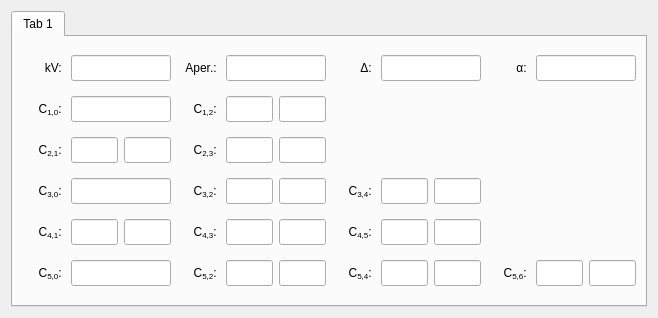
The window that src/gui/dialogs/settings/frames/fullaberrationframe.ui (JJPPeters/clTEM) describes before a commit, drawn with Qt 5.
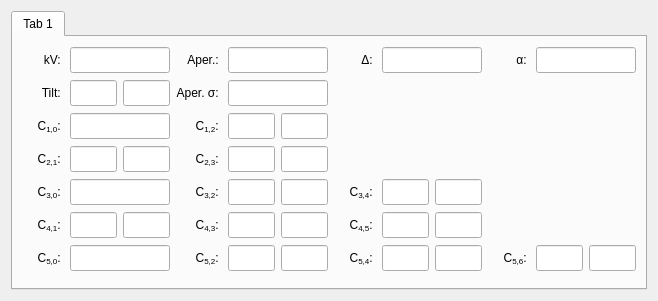
The same window after the commit. Custom widgets are drawn as their Qt base class.

Commit message: Added beam tilt and aperture smoothing to ui

```diff
--- a/src/gui/dialogs/settings/frames/fullaberrationframe.ui
+++ b/src/gui/dialogs/settings/frames/fullaberrationframe.ui
@@ -7,7 +7,7 @@
     <x>0</x>
     <y>0</y>
     <width>658</width>
-    <height>318</height>
+    <height>301</height>
    </rect>
   </property>
   <property name="windowTitle">
@@ -24,6 +24,44 @@
        <string>Tab 1</string>
       </attribute>
       <layout class="QGridLayout" name="gridLayout">
+       <item row="3" column="4">
+        <widget class="EditUnitsBox" name="edtC23Mag">
+         <property name="minimumSize">
+          <size>
+           <width>0</width>
+           <height>26</height>
+          </size>
+         </property>
+         <property name="maximumSize">
+          <size>
+           <width>47</width>
+           <height>16777215</height>
+          </size>
+         </property>
+         <property name="text">
+          <string/>
+         </property>
+        </widget>
+       </item>
+       <item row="2" column="1" colspan="2">
+        <widget class="EditUnitsBox" name="edtC10">
+         <property name="minimumSize">
+          <size>
+           <width>0</width>
+           <height>26</height>
+          </size>
+         </property>
+         <property name="maximumSize">
+          <size>
+           <width>100</width>
+           <height>16777215</height>
+          </size>
+         </property>
+         <property name="text">
+          <string/>
+         </property>
+        </widget>
+       </item>
        <item row="0" column="0">
         <widget class="QLabel" name="label_1">
          <property name="text">
@@ -34,25 +72,6 @@
          </property>
         </widget>
        </item>
-       <item row="0" column="1" colspan="2">
-        <widget class="EditUnitsBox" name="edtVoltage">
-         <property name="minimumSize">
-          <size>
-           <width>100</width>
-           <height>26</height>
-          </size>
-         </property>
-         <property name="maximumSize">
-          <size>
-           <width>100</width>
-           <height>16777215</height>
-          </size>
-         </property>
-         <property name="text">
-          <string/>
-         </property>
-        </widget>
-       </item>
        <item row="0" column="3">
         <widget class="QLabel" name="label_3">
          <property name="text">
@@ -63,25 +82,6 @@
          </property>
         </widget>
        </item>
-       <item row="0" column="4" colspan="2">
-        <widget class="EditUnitsBox" name="edtAperture">
-         <property name="minimumSize">
-          <size>
-           <width>100</width>
-           <height>26</height>
-          </size>
-         </property>
-         <property name="maximumSize">
-          <size>
-           <width>100</width>
-           <height>16777215</height>
-          </size>
-         </property>
-         <property name="text">
-          <string/>
-         </property>
-        </widget>
-       </item>
        <item row="0" column="6">
         <widget class="QLabel" name="label_4">
          <property name="text">
@@ -111,16 +111,54 @@
          </property>
         </widget>
        </item>
-       <item row="0" column="9">
-        <widget class="QLabel" name="label_5">
+       <item row="0" column="4" colspan="2">
+        <widget class="EditUnitsBox" name="edtAperture">
+         <property name="minimumSize">
+          <size>
+           <width>100</width>
+           <height>26</height>
+          </size>
+         </property>
+         <property name="maximumSize">
+          <size>
+           <width>100</width>
+           <height>16777215</height>
+          </size>
+         </property>
          <property name="text">
-          <string>α: </string>
+          <string/>
+         </property>
+        </widget>
+       </item>
+       <item row="2" column="3">
+        <widget class="QLabel" name="label_6">
+         <property name="text">
+          <string>C&lt;sub&gt;1,2&lt;/sub&gt;: </string>
          </property>
          <property name="alignment">
           <set>Qt::AlignRight|Qt::AlignTrailing|Qt::AlignVCenter</set>
          </property>
         </widget>
        </item>
+       <item row="3" column="1">
+        <widget class="EditUnitsBox" name="edtC21Mag">
+         <property name="minimumSize">
+          <size>
+           <width>0</width>
+           <height>26</height>
+          </size>
+         </property>
+         <property name="maximumSize">
+          <size>
+           <width>47</width>
+           <height>16777215</height>
+          </size>
+         </property>
+         <property name="text">
+          <string/>
+         </property>
+        </widget>
+       </item>
        <item row="0" column="10" colspan="2">
         <widget class="EditUnitsBox" name="edtConverge">
          <property name="minimumSize">
@@ -140,7 +178,7 @@
          </property>
         </widget>
        </item>
-       <item row="1" column="0">
+       <item row="2" column="0">
         <widget class="QLabel" name="label_2">
          <property name="text">
           <string>C&lt;sub&gt;1,0&lt;/sub&gt;: </string>
@@ -150,11 +188,21 @@
          </property>
         </widget>
        </item>
-       <item row="1" column="1" colspan="2">
-        <widget class="EditUnitsBox" name="edtC10">
+       <item row="0" column="9">
+        <widget class="QLabel" name="label_5">
+         <property name="text">
+          <string>α: </string>
+         </property>
+         <property name="alignment">
+          <set>Qt::AlignRight|Qt::AlignTrailing|Qt::AlignVCenter</set>
+         </property>
+        </widget>
+       </item>
+       <item row="0" column="1" colspan="2">
+        <widget class="EditUnitsBox" name="edtVoltage">
          <property name="minimumSize">
           <size>
-           <width>0</width>
+           <width>100</width>
            <height>26</height>
           </size>
          </property>
@@ -169,17 +217,7 @@
          </property>
         </widget>
        </item>
-       <item row="1" column="3">
-        <widget class="QLabel" name="label_6">
-         <property name="text">
-          <string>C&lt;sub&gt;1,2&lt;/sub&gt;: </string>
-         </property>
-         <property name="alignment">
-          <set>Qt::AlignRight|Qt::AlignTrailing|Qt::AlignVCenter</set>
-         </property>
-        </widget>
-       </item>
-       <item row="1" column="4">
+       <item row="2" column="4">
         <widget class="EditUnitsBox" name="edtC12Mag">
          <property name="minimumSize">
           <size>
@@ -198,7 +236,7 @@
          </property>
         </widget>
        </item>
-       <item row="1" column="5">
+       <item row="2" column="5">
         <widget class="EditUnitsBox" name="edtC12Ang">
          <property name="minimumSize">
           <size>
@@ -217,36 +255,7 @@
          </property>
         </widget>
        </item>
-       <item row="2" column="0">
-        <widget class="QLabel" name="label_11">
-         <property name="text">
-          <string>C&lt;sub&gt;2,1&lt;/sub&gt;: </string>
-         </property>
-         <property name="alignment">
-          <set>Qt::AlignRight|Qt::AlignTrailing|Qt::AlignVCenter</set>
-         </property>
-        </widget>
-       </item>
-       <item row="2" column="1">
-        <widget class="EditUnitsBox" name="edtC21Mag">
-         <property name="minimumSize">
-          <size>
-           <width>0</width>
-           <height>26</height>
-          </size>
-         </property>
-         <property name="maximumSize">
-          <size>
-           <width>47</width>
-           <height>16777215</height>
-          </size>
-         </property>
-         <property name="text">
-          <string/>
-         </property>
-        </widget>
-       </item>
-       <item row="2" column="2">
+       <item row="3" column="2">
         <widget class="EditUnitsBox" name="edtC21Ang">
          <property name="minimumSize">
           <size>
@@ -265,7 +274,7 @@
          </property>
         </widget>
        </item>
-       <item row="2" column="3">
+       <item row="3" column="3">
         <widget class="QLabel" name="label_7">
          <property name="text">
           <string>C&lt;sub&gt;2,3&lt;/sub&gt;: </string>
@@ -275,104 +284,18 @@
          </property>
         </widget>
        </item>
-       <item row="2" column="4">
-        <widget class="EditUnitsBox" name="edtC23Mag">
-         <property name="minimumSize">
-          <size>
-           <width>0</width>
-           <height>26</height>
-          </size>
-         </property>
-         <property name="maximumSize">
-          <size>
-           <width>47</width>
-           <height>16777215</height>
-          </size>
-         </property>
-         <property name="text">
-          <string/>
-         </property>
-        </widget>
-       </item>
-       <item row="2" column="5">
-        <widget class="EditUnitsBox" name="edtC23Ang">
-         <property name="minimumSize">
-          <size>
-           <width>0</width>
-           <height>26</height>
-          </size>
-         </property>
-         <property name="maximumSize">
-          <size>
-           <width>47</width>
-           <height>16777215</height>
-          </size>
-         </property>
-         <property name="text">
-          <string/>
-         </property>
-        </widget>
-       </item>
        <item row="3" column="0">
-        <widget class="QLabel" name="label_12">
+        <widget class="QLabel" name="label_11">
          <property name="text">
-          <string>C&lt;sub&gt;3,0&lt;/sub&gt;: </string>
+          <string>C&lt;sub&gt;2,1&lt;/sub&gt;: </string>
          </property>
          <property name="alignment">
           <set>Qt::AlignRight|Qt::AlignTrailing|Qt::AlignVCenter</set>
          </property>
         </widget>
        </item>
-       <item row="3" column="1" colspan="2">
-        <widget class="EditUnitsBox" name="edtC30">
-         <property name="minimumSize">
-          <size>
-           <width>0</width>
-           <height>26</height>
-          </size>
-         </property>
-         <property name="maximumSize">
-          <size>
-           <width>100</width>
-           <height>16777215</height>
-          </size>
-         </property>
-         <property name="text">
-          <string/>
-         </property>
-        </widget>
-       </item>
-       <item row="3" column="3">
-        <widget class="QLabel" name="label_8">
-         <property name="text">
-          <string>C&lt;sub&gt;3,2&lt;/sub&gt;: </string>
-         </property>
-         <property name="alignment">
-          <set>Qt::AlignRight|Qt::AlignTrailing|Qt::AlignVCenter</set>
-         </property>
-        </widget>
-       </item>
-       <item row="3" column="4">
-        <widget class="EditUnitsBox" name="edtC32Mag">
-         <property name="minimumSize">
-          <size>
-           <width>0</width>
-           <height>26</height>
-          </size>
-         </property>
-         <property name="maximumSize">
-          <size>
-           <width>47</width>
-           <height>16777215</height>
-          </size>
-         </property>
-         <property name="text">
-          <string/>
-         </property>
-        </widget>
-       </item>
        <item row="3" column="5">
-        <widget class="EditUnitsBox" name="edtC32Ang">
+        <widget class="EditUnitsBox" name="edtC23Ang">
          <property name="minimumSize">
           <size>
            <width>0</width>
@@ -390,55 +313,7 @@
          </property>
         </widget>
        </item>
-       <item row="3" column="6">
-        <widget class="QLabel" name="label_17">
-         <property name="text">
-          <string>C&lt;sub&gt;3,4&lt;/sub&gt;: </string>
-         </property>
-         <property name="alignment">
-          <set>Qt::AlignRight|Qt::AlignTrailing|Qt::AlignVCenter</set>
-         </property>
-        </widget>
-       </item>
-       <item row="3" column="7">
-        <widget class="EditUnitsBox" name="edtC34Mag">
-         <property name="minimumSize">
-          <size>
-           <width>0</width>
-           <height>26</height>
-          </size>
-         </property>
-         <property name="maximumSize">
-          <size>
-           <width>47</width>
-           <height>16777215</height>
-          </size>
-         </property>
-         <property name="text">
-          <string/>
-         </property>
-        </widget>
-       </item>
-       <item row="3" column="8">
-        <widget class="EditUnitsBox" name="edtC34Ang">
-         <property name="minimumSize">
-          <size>
-           <width>0</width>
-           <height>26</height>
-          </size>
-         </property>
-         <property name="maximumSize">
-          <size>
-           <width>47</width>
-           <height>16777215</height>
-          </size>
-         </property>
-         <property name="text">
-          <string/>
-         </property>
-        </widget>
-       </item>
-       <item row="4" column="0">
+       <item row="5" column="0">
         <widget class="QLabel" name="label_13">
          <property name="text">
           <string>C&lt;sub&gt;4,1&lt;/sub&gt;: </string>
@@ -448,45 +323,7 @@
          </property>
         </widget>
        </item>
-       <item row="4" column="1">
-        <widget class="EditUnitsBox" name="edtC41Mag">
-         <property name="minimumSize">
-          <size>
-           <width>0</width>
-           <height>26</height>
-          </size>
-         </property>
-         <property name="maximumSize">
-          <size>
-           <width>47</width>
-           <height>16777215</height>
-          </size>
-         </property>
-         <property name="text">
-          <string/>
-         </property>
-        </widget>
-       </item>
-       <item row="4" column="2">
-        <widget class="EditUnitsBox" name="edtC41Ang">
-         <property name="minimumSize">
-          <size>
-           <width>0</width>
-           <height>26</height>
-          </size>
-         </property>
-         <property name="maximumSize">
-          <size>
-           <width>47</width>
-           <height>16777215</height>
-          </size>
-         </property>
-         <property name="text">
-          <string/>
-         </property>
-        </widget>
-       </item>
-       <item row="4" column="3">
+       <item row="5" column="3">
         <widget class="QLabel" name="label_9">
          <property name="text">
           <string>C&lt;sub&gt;4,3&lt;/sub&gt;: </string>
@@ -496,45 +333,7 @@
          </property>
         </widget>
        </item>
-       <item row="4" column="4">
-        <widget class="EditUnitsBox" name="edtC43Mag">
-         <property name="minimumSize">
-          <size>
-           <width>0</width>
-           <height>26</height>
-          </size>
-         </property>
-         <property name="maximumSize">
-          <size>
-           <width>47</width>
-           <height>16777215</height>
-          </size>
-         </property>
-         <property name="text">
-          <string/>
-         </property>
-        </widget>
-       </item>
-       <item row="4" column="5">
-        <widget class="EditUnitsBox" name="edtC43Ang">
-         <property name="minimumSize">
-          <size>
-           <width>0</width>
-           <height>26</height>
-          </size>
-         </property>
-         <property name="maximumSize">
-          <size>
-           <width>47</width>
-           <height>16777215</height>
-          </size>
-         </property>
-         <property name="text">
-          <string/>
-         </property>
-        </widget>
-       </item>
-       <item row="4" column="6">
+       <item row="5" column="6">
         <widget class="QLabel" name="label_16">
          <property name="text">
           <string>C&lt;sub&gt;4,5&lt;/sub&gt;: </string>
@@ -544,8 +343,8 @@
          </property>
         </widget>
        </item>
-       <item row="4" column="7">
-        <widget class="EditUnitsBox" name="edtC45Mag">
+       <item row="6" column="5">
+        <widget class="EditUnitsBox" name="edtC52Ang">
          <property name="minimumSize">
           <size>
            <width>0</width>
@@ -563,8 +362,8 @@
          </property>
         </widget>
        </item>
-       <item row="4" column="8">
-        <widget class="EditUnitsBox" name="edtC45Ang">
+       <item row="4" column="4">
+        <widget class="EditUnitsBox" name="edtC32Mag">
          <property name="minimumSize">
           <size>
            <width>0</width>
@@ -582,18 +381,8 @@
          </property>
         </widget>
        </item>
-       <item row="5" column="0">
-        <widget class="QLabel" name="label_14">
-         <property name="text">
-          <string>C&lt;sub&gt;5,0&lt;/sub&gt;: </string>
-         </property>
-         <property name="alignment">
-          <set>Qt::AlignRight|Qt::AlignTrailing|Qt::AlignVCenter</set>
-         </property>
-        </widget>
-       </item>
-       <item row="5" column="1" colspan="2">
-        <widget class="EditUnitsBox" name="edtC50">
+       <item row="6" column="7">
+        <widget class="EditUnitsBox" name="edtC54Mag">
          <property name="minimumSize">
           <size>
            <width>0</width>
@@ -602,7 +391,7 @@
          </property>
          <property name="maximumSize">
           <size>
-           <width>100</width>
+           <width>47</width>
            <height>16777215</height>
           </size>
          </property>
@@ -611,7 +400,7 @@
          </property>
         </widget>
        </item>
-       <item row="5" column="3">
+       <item row="6" column="3">
         <widget class="QLabel" name="label_10">
          <property name="text">
           <string>C&lt;sub&gt;5,2&lt;/sub&gt;: </string>
@@ -621,8 +410,142 @@
          </property>
         </widget>
        </item>
+       <item row="6" column="9">
+        <widget class="QLabel" name="label_18">
+         <property name="text">
+          <string>C&lt;sub&gt;5,6&lt;/sub&gt;: </string>
+         </property>
+         <property name="alignment">
+          <set>Qt::AlignRight|Qt::AlignTrailing|Qt::AlignVCenter</set>
+         </property>
+        </widget>
+       </item>
+       <item row="5" column="7">
+        <widget class="EditUnitsBox" name="edtC45Mag">
+         <property name="minimumSize">
+          <size>
+           <width>0</width>
+           <height>26</height>
+          </size>
+         </property>
+         <property name="maximumSize">
+          <size>
+           <width>47</width>
+           <height>16777215</height>
+          </size>
+         </property>
+         <property name="text">
+          <string/>
+         </property>
+        </widget>
+       </item>
+       <item row="6" column="10">
+        <widget class="EditUnitsBox" name="edtC56Mag">
+         <property name="minimumSize">
+          <size>
+           <width>0</width>
+           <height>26</height>
+          </size>
+         </property>
+         <property name="maximumSize">
+          <size>
+           <width>47</width>
+           <height>16777215</height>
+          </size>
+         </property>
+         <property name="text">
+          <string/>
+         </property>
+        </widget>
+       </item>
+       <item row="6" column="11">
+        <widget class="EditUnitsBox" name="edtC56Ang">
+         <property name="minimumSize">
+          <size>
+           <width>0</width>
+           <height>26</height>
+          </size>
+         </property>
+         <property name="maximumSize">
+          <size>
+           <width>47</width>
+           <height>16777215</height>
+          </size>
+         </property>
+         <property name="text">
+          <string/>
+         </property>
+        </widget>
+       </item>
+       <item row="4" column="1" colspan="2">
+        <widget class="EditUnitsBox" name="edtC30">
+         <property name="minimumSize">
+          <size>
+           <width>0</width>
+           <height>26</height>
+          </size>
+         </property>
+         <property name="maximumSize">
+          <size>
+           <width>100</width>
+           <height>16777215</height>
+          </size>
+         </property>
+         <property name="text">
+          <string/>
+         </property>
+        </widget>
+       </item>
+       <item row="4" column="8">
+        <widget class="EditUnitsBox" name="edtC34Ang">
+         <property name="minimumSize">
+          <size>
+           <width>0</width>
+           <height>26</height>
+          </size>
+         </property>
+         <property name="maximumSize">
+          <size>
+           <width>47</width>
+           <height>16777215</height>
+          </size>
+         </property>
+         <property name="text">
+          <string/>
+         </property>
+        </widget>
+       </item>
+       <item row="5" column="2">
+        <widget class="EditUnitsBox" name="edtC41Ang">
+         <property name="minimumSize">
+          <size>
+           <width>0</width>
+           <height>26</height>
+          </size>
+         </property>
+         <property name="maximumSize">
+          <size>
+           <width>47</width>
+           <height>16777215</height>
+          </size>
+         </property>
+         <property name="text">
+          <string/>
+         </property>
+        </widget>
+       </item>
+       <item row="4" column="0">
+        <widget class="QLabel" name="label_12">
+         <property name="text">
+          <string>C&lt;sub&gt;3,0&lt;/sub&gt;: </string>
+         </property>
+         <property name="alignment">
+          <set>Qt::AlignRight|Qt::AlignTrailing|Qt::AlignVCenter</set>
+         </property>
+        </widget>
+       </item>
        <item row="5" column="4">
-        <widget class="EditUnitsBox" name="edtC52Mag">
+        <widget class="EditUnitsBox" name="edtC43Mag">
          <property name="minimumSize">
           <size>
            <width>0</width>
@@ -641,7 +564,7 @@
         </widget>
        </item>
        <item row="5" column="5">
-        <widget class="EditUnitsBox" name="edtC52Ang">
+        <widget class="EditUnitsBox" name="edtC43Ang">
          <property name="minimumSize">
           <size>
            <width>0</width>
@@ -659,7 +582,7 @@
          </property>
         </widget>
        </item>
-       <item row="5" column="6">
+       <item row="6" column="6">
         <widget class="QLabel" name="label_15">
          <property name="text">
           <string>C&lt;sub&gt;5,4&lt;/sub&gt;: </string>
@@ -669,8 +592,8 @@
          </property>
         </widget>
        </item>
-       <item row="5" column="7">
-        <widget class="EditUnitsBox" name="edtC54Mag">
+       <item row="5" column="1">
+        <widget class="EditUnitsBox" name="edtC41Mag">
          <property name="minimumSize">
           <size>
            <width>0</width>
@@ -688,7 +611,17 @@
          </property>
         </widget>
        </item>
-       <item row="5" column="8">
+       <item row="6" column="0">
+        <widget class="QLabel" name="label_14">
+         <property name="text">
+          <string>C&lt;sub&gt;5,0&lt;/sub&gt;: </string>
+         </property>
+         <property name="alignment">
+          <set>Qt::AlignRight|Qt::AlignTrailing|Qt::AlignVCenter</set>
+         </property>
+        </widget>
+       </item>
+       <item row="6" column="8">
         <widget class="EditUnitsBox" name="edtC54Ang">
          <property name="minimumSize">
           <size>
@@ -707,18 +640,18 @@
          </property>
         </widget>
        </item>
-       <item row="5" column="9">
-        <widget class="QLabel" name="label_18">
+       <item row="4" column="3">
+        <widget class="QLabel" name="label_8">
          <property name="text">
-          <string>C&lt;sub&gt;5,6&lt;/sub&gt;: </string>
+          <string>C&lt;sub&gt;3,2&lt;/sub&gt;: </string>
          </property>
          <property name="alignment">
           <set>Qt::AlignRight|Qt::AlignTrailing|Qt::AlignVCenter</set>
          </property>
         </widget>
        </item>
-       <item row="5" column="10">
-        <widget class="EditUnitsBox" name="edtC56Mag">
+       <item row="4" column="5">
+        <widget class="EditUnitsBox" name="edtC32Ang">
          <property name="minimumSize">
           <size>
            <width>0</width>
@@ -736,8 +669,8 @@
          </property>
         </widget>
        </item>
-       <item row="5" column="11">
-        <widget class="EditUnitsBox" name="edtC56Ang">
+       <item row="6" column="1" colspan="2">
+        <widget class="EditUnitsBox" name="edtC50">
          <property name="minimumSize">
           <size>
            <width>0</width>
@@ -746,6 +679,35 @@
          </property>
          <property name="maximumSize">
           <size>
+           <width>100</width>
+           <height>16777215</height>
+          </size>
+         </property>
+         <property name="text">
+          <string/>
+         </property>
+        </widget>
+       </item>
+       <item row="4" column="6">
+        <widget class="QLabel" name="label_17">
+         <property name="text">
+          <string>C&lt;sub&gt;3,4&lt;/sub&gt;: </string>
+         </property>
+         <property name="alignment">
+          <set>Qt::AlignRight|Qt::AlignTrailing|Qt::AlignVCenter</set>
+         </property>
+        </widget>
+       </item>
+       <item row="6" column="4">
+        <widget class="EditUnitsBox" name="edtC52Mag">
+         <property name="minimumSize">
+          <size>
+           <width>0</width>
+           <height>26</height>
+          </size>
+         </property>
+         <property name="maximumSize">
+          <size>
            <width>47</width>
            <height>16777215</height>
           </size>
@@ -755,6 +717,121 @@
          </property>
         </widget>
        </item>
+       <item row="4" column="7">
+        <widget class="EditUnitsBox" name="edtC34Mag">
+         <property name="minimumSize">
+          <size>
+           <width>0</width>
+           <height>26</height>
+          </size>
+         </property>
+         <property name="maximumSize">
+          <size>
+           <width>47</width>
+           <height>16777215</height>
+          </size>
+         </property>
+         <property name="text">
+          <string/>
+         </property>
+        </widget>
+       </item>
+       <item row="5" column="8">
+        <widget class="EditUnitsBox" name="edtC45Ang">
+         <property name="minimumSize">
+          <size>
+           <width>0</width>
+           <height>26</height>
+          </size>
+         </property>
+         <property name="maximumSize">
+          <size>
+           <width>47</width>
+           <height>16777215</height>
+          </size>
+         </property>
+         <property name="text">
+          <string/>
+         </property>
+        </widget>
+       </item>
+       <item row="1" column="4" colspan="2">
+        <widget class="EditUnitsBox" name="edtApertureSmooth">
+         <property name="minimumSize">
+          <size>
+           <width>100</width>
+           <height>26</height>
+          </size>
+         </property>
+         <property name="maximumSize">
+          <size>
+           <width>100</width>
+           <height>16777215</height>
+          </size>
+         </property>
+         <property name="text">
+          <string/>
+         </property>
+        </widget>
+       </item>
+       <item row="1" column="3">
+        <widget class="QLabel" name="label_19">
+         <property name="text">
+          <string>Aper. σ: </string>
+         </property>
+         <property name="alignment">
+          <set>Qt::AlignRight|Qt::AlignTrailing|Qt::AlignVCenter</set>
+         </property>
+        </widget>
+       </item>
+       <item row="1" column="1">
+        <widget class="EditUnitsBox" name="edtBeamTilt">
+         <property name="minimumSize">
+          <size>
+           <width>0</width>
+           <height>26</height>
+          </size>
+         </property>
+         <property name="maximumSize">
+          <size>
+           <width>47</width>
+           <height>16777215</height>
+          </size>
+         </property>
+         <property name="text">
+          <string/>
+         </property>
+        </widget>
+       </item>
+       <item row="1" column="2">
+        <widget class="EditUnitsBox" name="edtBeamAzimuth">
+         <property name="minimumSize">
+          <size>
+           <width>0</width>
+           <height>26</height>
+          </size>
+         </property>
+         <property name="maximumSize">
+          <size>
+           <width>47</width>
+           <height>16777215</height>
+          </size>
+         </property>
+         <property name="text">
+          <string/>
+         </property>
+        </widget>
+       </item>
+       <item row="1" column="0">
+        <widget class="QLabel" name="label_20">
+         <property name="text">
+          <string>Tilt: </string>
+         </property>
+         <property name="alignment">
+          <set>Qt::AlignRight|Qt::AlignTrailing|Qt::AlignVCenter</set>
+         </property>
+        </widget>
+       </item>
       </layout>
      </widget>
     </widget>
```
The commit also changes 9 other files.
